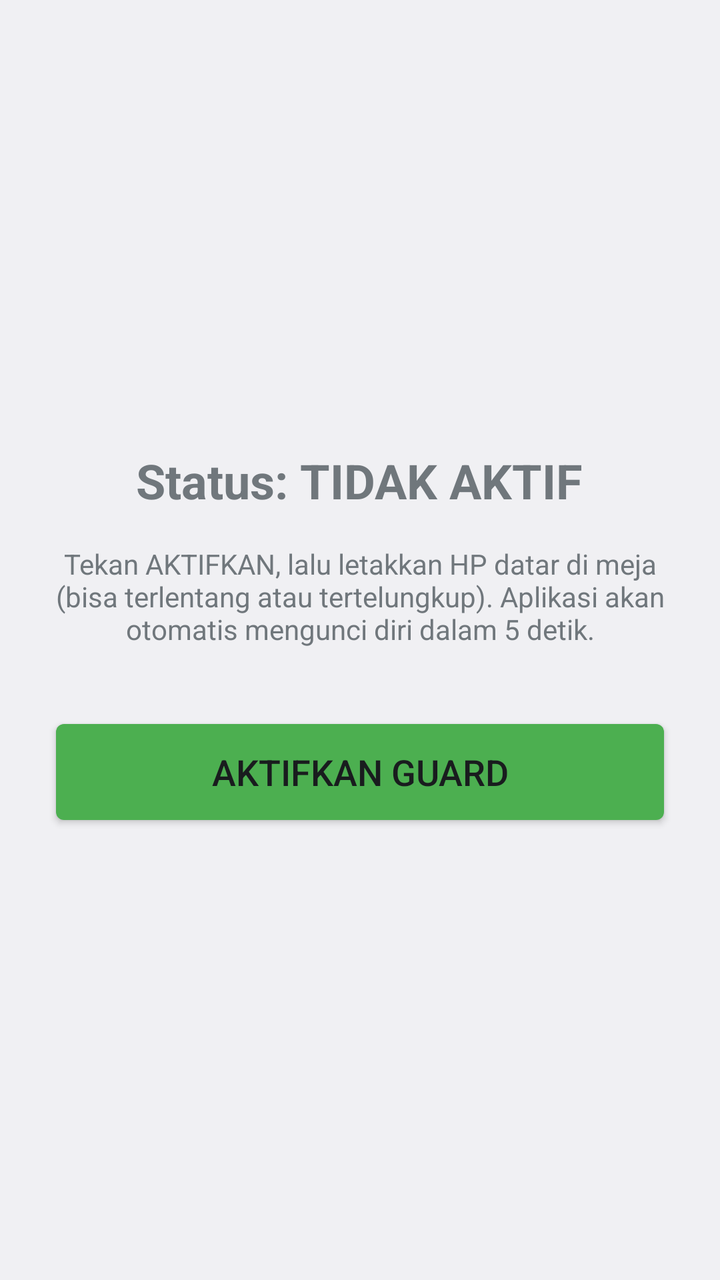
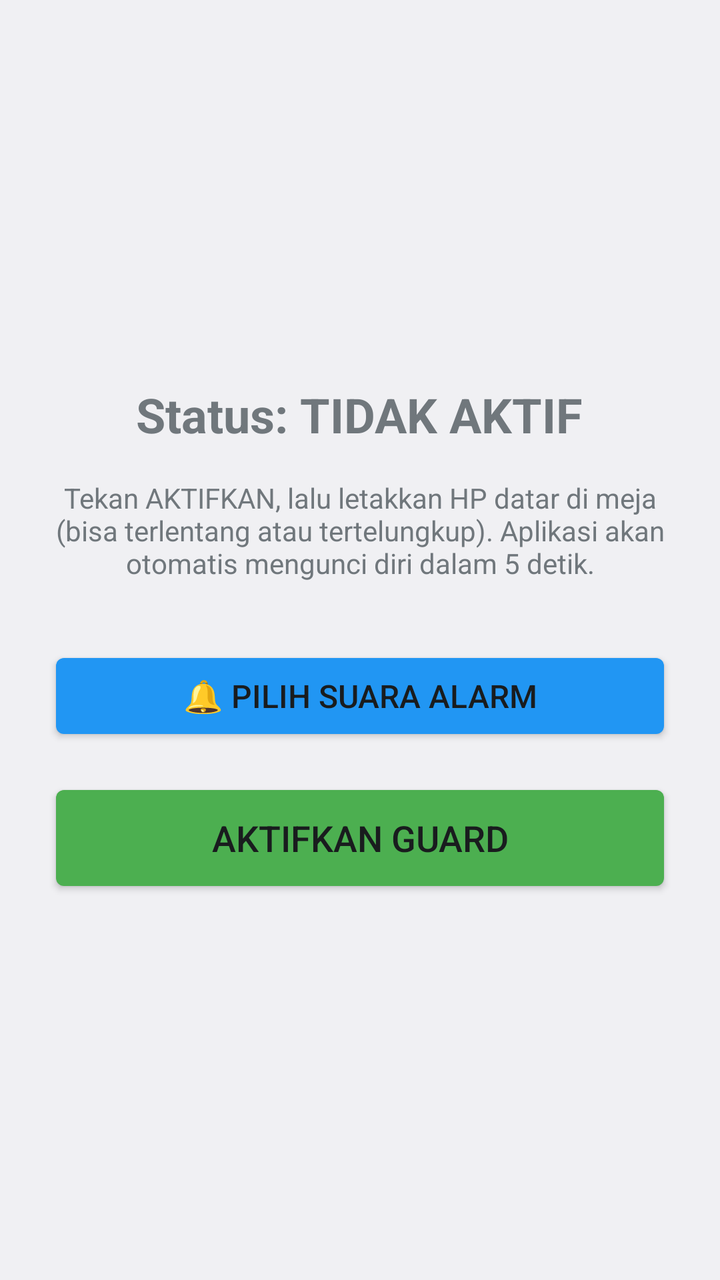

Two renders of the same Android screen: before a commit and after it. Below are the layout's source before the change and the commit's diff.
<!-- AndroidManifest.xml: application theme android:Theme.DeviceDefault.DayNight -->
<!-- res/layout/activity_main.xml -->
<?xml version="1.0" encoding="utf-8"?>
<LinearLayout xmlns:android="http://schemas.android.com/apk/res/android"
    android:layout_width="match_parent"
    android:layout_height="match_parent"
    android:orientation="vertical"
    android:padding="24dp"
    android:gravity="center">

    <TextView
        android:id="@+id/tvStatus"
        android:layout_width="wrap_content"
        android:layout_height="wrap_content"
        android:text="Status: TIDAK AKTIF"
        android:textSize="24sp"
        android:textStyle="bold"
        android:layout_marginBottom="16dp" />

    <TextView
        android:layout_width="match_parent"
        android:layout_height="wrap_content"
        android:text="Tekan AKTIFKAN, lalu letakkan HP datar di meja (bisa terlentang atau tertelungkup). Aplikasi akan otomatis mengunci diri dalam 5 detik."
        android:textAlignment="center"
        android:layout_marginBottom="32dp" />

    <Button
        android:id="@+id/btnArm"
        android:layout_width="match_parent"
        android:layout_height="60dp"
        android:text="AKTIFKAN GUARD"
        android:textSize="18sp"
        android:backgroundTint="#4CAF50" />
</LinearLayout>
<!-- resources referenced by this layout -->
<resources>

</resources>

<!-- the commit's change to res/layout/activity_main.xml (unified diff, before → after) -->
@@ -22,6 +22,16 @@
         android:textAlignment="center"
         android:layout_marginBottom="32dp" />
 
+    
+    <Button
+        android:id="@+id/btnSelectSound"
+        android:layout_width="match_parent"
+        android:layout_height="50dp"
+        android:text="🔔 Pilih Suara Alarm"
+        android:textSize="16sp"
+        android:backgroundTint="#2196F3"
+        android:layout_marginBottom="16dp" />
+
     <Button
         android:id="@+id/btnArm"
         android:layout_width="match_parent"
